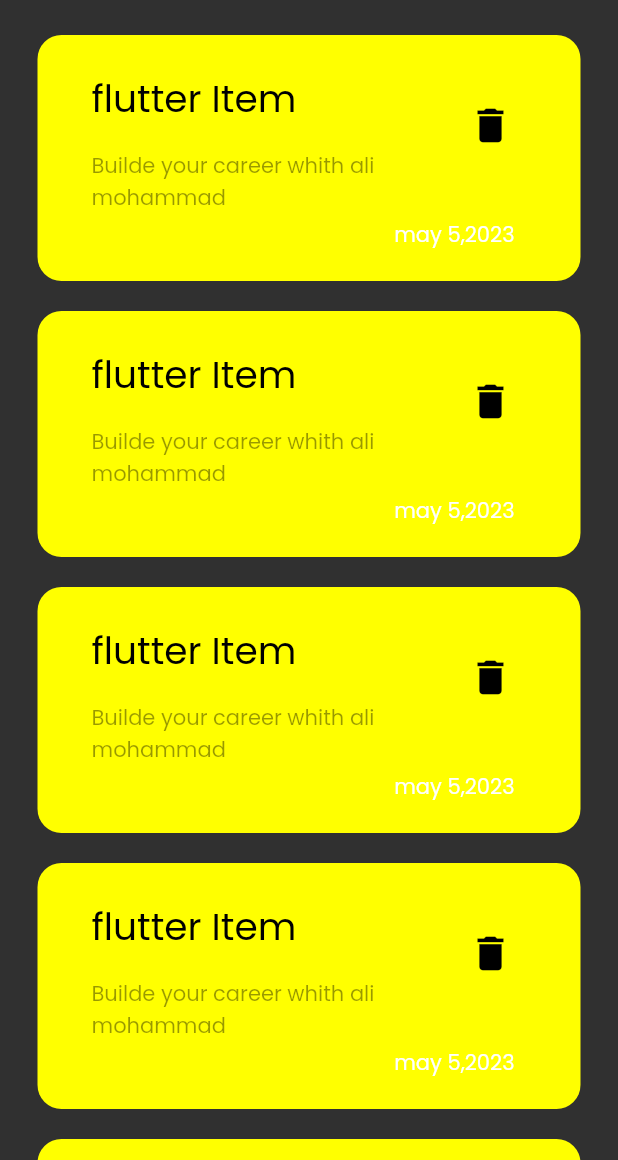
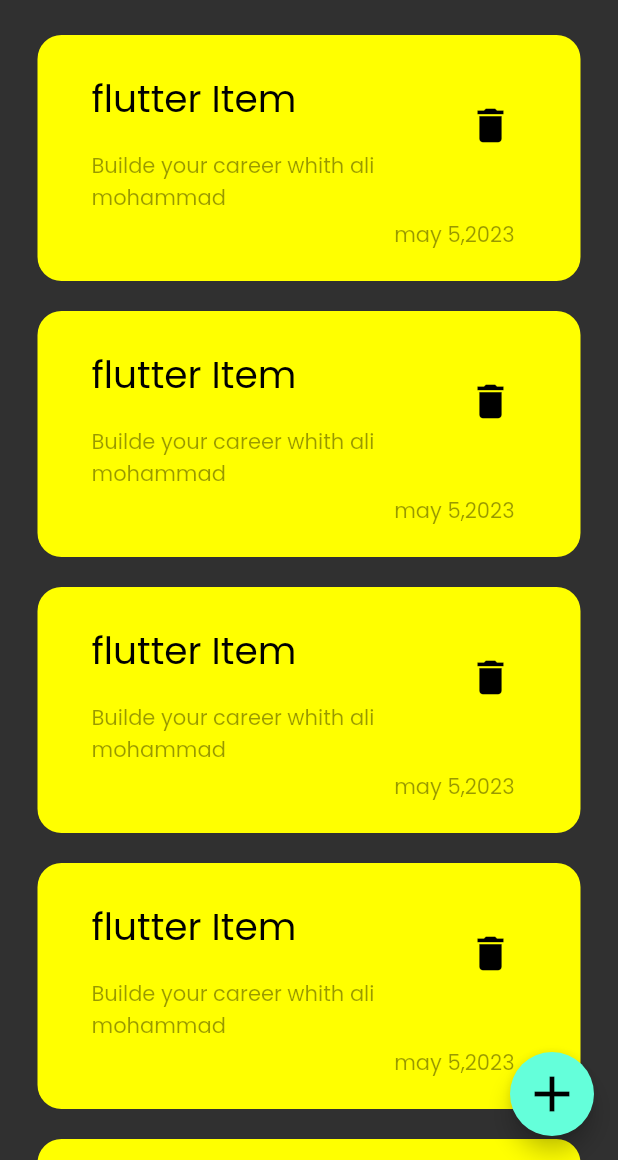
Before and after one commit to alimohammad88442/note_app, a Flutter app: the screen it shows after launch, on a phone screen of 412 x 824 dp, the part 76-1236 px from its top. Run offline on Flutter 3.47's test engine with Material 2 defaults, Android fonts, the phone set to English and light mode, and no system bars.

Commit message:
added floating action button

```diff
--- a/lib/customs_widgets/note_item.dart
+++ b/lib/customs_widgets/note_item.dart
@@ -6,10 +6,9 @@ class NoteItem extends StatelessWidget {
   @override
   Widget build(BuildContext context) {
     return Padding(
-      padding: const EdgeInsets.symmetric(horizontal: 25 , vertical: 10),
+      padding: const EdgeInsets.symmetric(horizontal: 25, vertical: 10),
       child: Container(
-
-     padding:const EdgeInsets.symmetric(horizontal: 20,vertical: 20),
+        padding: const EdgeInsets.symmetric(horizontal: 20, vertical: 20),
         decoration: BoxDecoration(
             color: Colors.yellowAccent,
             borderRadius: BorderRadius.circular(16)),
@@ -22,7 +21,7 @@ class NoteItem extends StatelessWidget {
                 style: TextStyle(color: Colors.black, fontSize: 25),
               ),
               subtitle: Padding(
-                padding: const EdgeInsets.only( top: 16.0),
+                padding: const EdgeInsets.only(top: 16.0),
                 child: Text(
                   'Builde your career whith ali mohammad',
                   style: TextStyle(color: Colors.black.withOpacity(0.4)),
@@ -37,10 +36,12 @@ class NoteItem extends StatelessWidget {
                 ),
               ),
             ),
-
-            const Padding(
-              padding: EdgeInsets.only( right: 24.0),
-              child: Text('may 5,2023'),
+            Padding(
+              padding: const EdgeInsets.only(right: 24.0),
+              child: Text(
+                'may 5,2023',
+                style: TextStyle(color: Colors.black.withOpacity(0.4)),
+              ),
             ),
           ],
         ),
--- a/lib/views/notes_view.dart
+++ b/lib/views/notes_view.dart
@@ -8,12 +8,22 @@ class NotesView extends StatelessWidget {
   static String id = 'NotesView';
   @override
   Widget build(BuildContext context) {
-    return const Scaffold(
-      appBar: CustomAppBar(
+    return Scaffold(
+      floatingActionButton: FloatingActionButton(
+        onPressed: () {},
+        child:  const Icon(Icons.add , size: 40,),
+      ),
+      appBar: const CustomAppBar(
         appBartext: 'Notes',
-        appbaricon: Icon(Icons.search , color: Colors.white, size: 30,),
+        appbaricon: Icon(
+          Icons.search,
+          color: Colors.white,
+          size: 30,
+        ),
       ),
-     body: NotesListview() ,
+      body: const Column(
+        children: [Expanded(child: NotesListview())],
+      ),
     );
   }
 }
```
